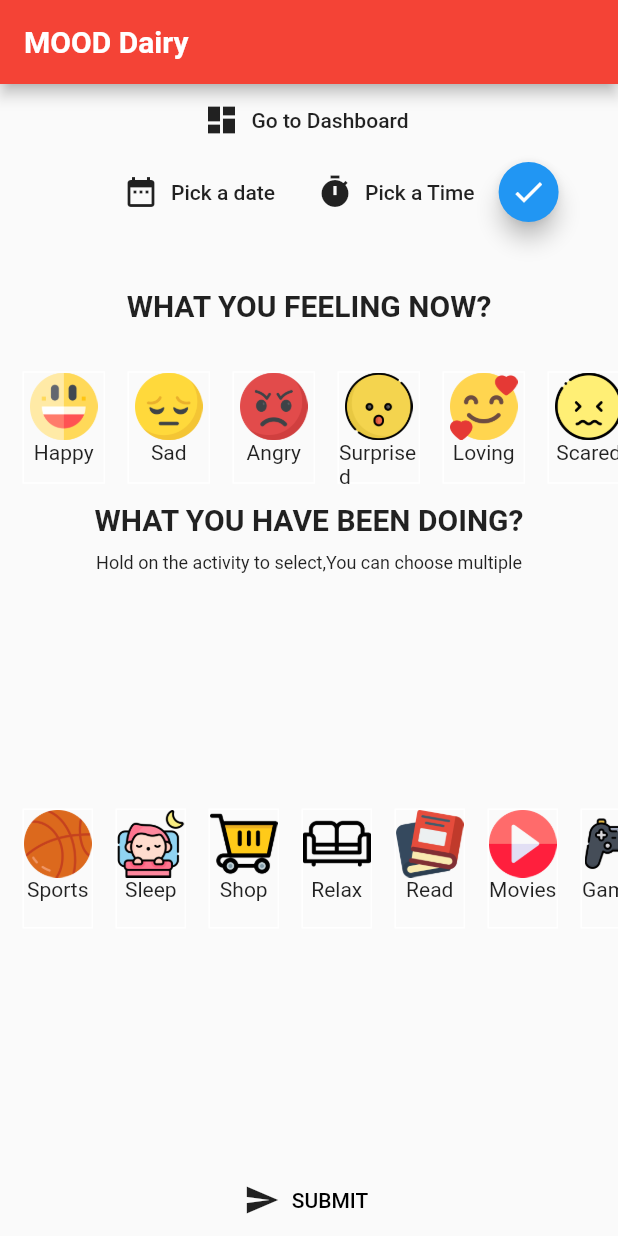
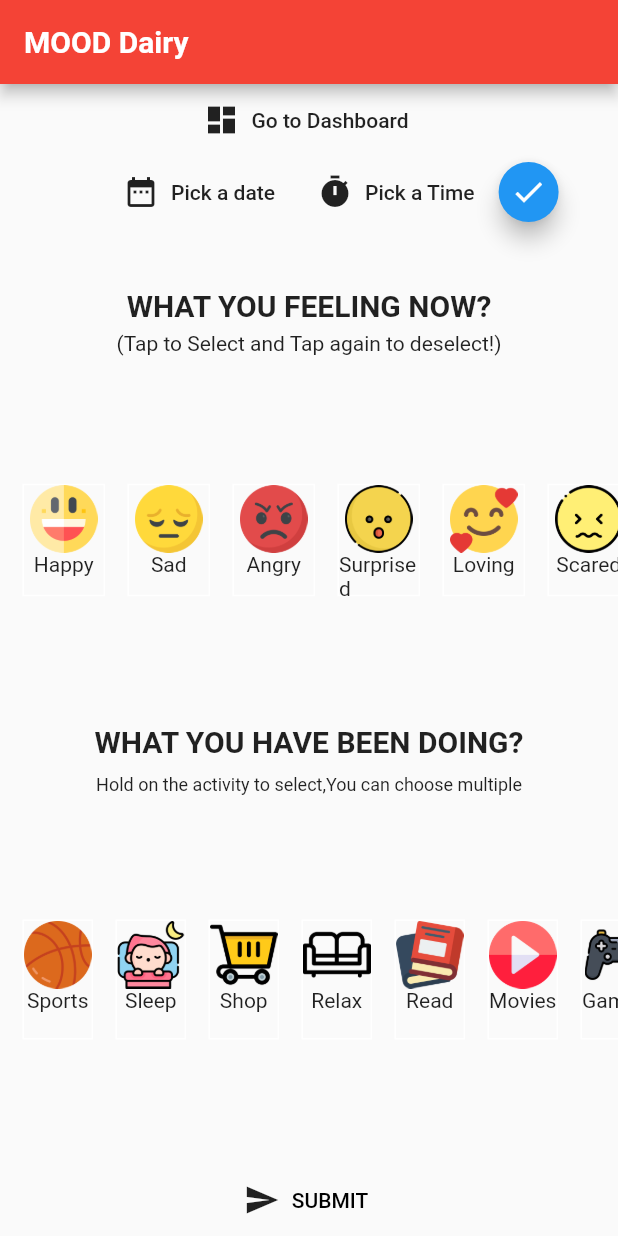
Before and after one commit to Himanshuranjan30/Mood-Diary-Flutter, a Flutter app: the screen it shows after launch, on a phone screen of 412 x 824 dp. Run offline on Flutter 3.47's test engine with Material 2 defaults, Android fonts, the phone set to English and light mode, and no system bars; our stand-ins replace charts_flutter, pie_chart, sqflite; accounts and stored records are empty.

Commit message:
final changes done

```diff
--- a/lib/screens/start.dart
+++ b/lib/screens/start.dart
@@ -29,6 +29,7 @@ class _StartPageState extends State<StartPage> {
     Mood('assets/loving.png', 'Loving', false),
     Mood('assets/scared.png', 'Scared', false)
   ];
+
   List<Activity> act = [
     Activity('assets/sports.png', 'Sports', false),
     Activity('assets/sleeping.png', 'Sleep', false),
@@ -48,17 +49,24 @@ class _StartPageState extends State<StartPage> {
   void initState() {
     super.initState();
   }
+
   String dateonly;
   @override
   Widget build(BuildContext context) {
     return Scaffold(
-       appBar: AppBar(title:Text('MOOD Dairy',style:TextStyle(fontStyle: FontStyle.normal,fontWeight:FontWeight.bold)),backgroundColor: Colors.red),
+        appBar: AppBar(
+            title: Text('MOOD Dairy',
+                style: TextStyle(
+                    fontStyle: FontStyle.normal, fontWeight: FontWeight.bold)),
+            backgroundColor: Colors.red),
         body: Container(
           child: Column(children: <Widget>[
-         FlatButton.icon(onPressed:()=> Navigator.of(context).pushNamed('/home_screen'), icon: Icon(Icons.dashboard), label: Text('Go to Dashboard')),
+            FlatButton.icon(
+                onPressed: () =>
+                    Navigator.of(context).pushNamed('/home_screen'),
+                icon: Icon(Icons.dashboard),
+                label: Text('Go to Dashboard')),
             Row(children: <Widget>[
-
-
               SizedBox(width: 70),
               FlatButton.icon(
                   icon: Icon(Icons.date_range),
@@ -70,16 +78,21 @@ class _StartPageState extends State<StartPage> {
                           lastDate: DateTime(2022))
                       .then((date) => {
                             setState(() {
-                          datepicked = date.day.toString()+'-'+date.month.toString()+'-'+date.year.toString();
-                          dateonly= date.day.toString()+'/'+date.month.toString();
+                              datepicked = date.day.toString() +
+                                  '-' +
+                                  date.month.toString() +
+                                  '-' +
+                                  date.year.toString();
+                              dateonly = date.day.toString() +
+                                  '/' +
+                                  date.month.toString();
                             }),
-
                           })),
               FlatButton.icon(
                   icon: Icon(Icons.timer),
                   label: Text('Pick a Time'),
-              onPressed: () =>
-                  showTimePicker(context: context, initialTime: TimeOfDay.now())
+                  onPressed: () => showTimePicker(
+                          context: context, initialTime: TimeOfDay.now())
                       .then((time) => {
                             setState(() {
                               timepicked = time.format(context).toString();
@@ -91,7 +104,7 @@ class _StartPageState extends State<StartPage> {
                 child: FloatingActionButton(
                   child: Icon(Icons.done),
                   onPressed: () => setState(() {
-                datetime = datepicked+'   '+ timepicked;
+                    datetime = datepicked + '   ' + timepicked;
                   }),
                 ),
               )
@@ -99,10 +112,11 @@ class _StartPageState extends State<StartPage> {
             SizedBox(height: 40),
             Text('WHAT YOU FEELING NOW?',
                 style: TextStyle(fontSize: 20, fontWeight: FontWeight.bold)),
-        SizedBox(height: 20),
-        Container(
-          height: 100,
-          child: Expanded(
+                SizedBox(height:6),
+              Text('(Tap to Select and Tap again to deselect!)'),
+
+            Expanded(
+
                             child: ListView.builder(
                   scrollDirection: Axis.horizontal,
                   itemCount: moods.length,
@@ -140,7 +154,6 @@ class _StartPageState extends State<StartPage> {
                     );
                   }),
             ),
-        ),
             Text('WHAT YOU HAVE BEEN DOING?',
                 style: TextStyle(fontSize: 20, fontWeight: FontWeight.bold)),
             SizedBox(height: 10),
@@ -156,8 +169,12 @@ class _StartPageState extends State<StartPage> {
                         width: 15,
                       ),
                       GestureDetector(
-                      child: ActivityIcon(act[index].image, act[index].name,
-                          act[index].selected ? Colors.black : Colors.white),
+                          child: ActivityIcon(
+                              act[index].image,
+                              act[index].name,
+                              act[index].selected
+                                  ? Colors.black
+                                  : Colors.white),
                           onLongPress: () => {
                                 if (act[index].selected)
                                   {
@@ -168,7 +185,8 @@ class _StartPageState extends State<StartPage> {
                                 else
                                   setState(() {
                                     act[index].selected = true;
-                                Provider.of<MoodCard>(context, listen: false)
+                                    Provider.of<MoodCard>(context,
+                                            listen: false)
                                         .add(act[index]);
                                   }),
                               }),
@@ -187,7 +205,8 @@ class _StartPageState extends State<StartPage> {
                                 .join('_'),
                             Provider.of<MoodCard>(context, listen: false)
                                 .activityname
-                            .join('_'),dateonly);
+                                .join('_'),
+                            dateonly);
                       }),
                       Navigator.of(context).pushNamed('/home_screen'),
                     },
--- a/pubspec.yaml
+++ b/pubspec.yaml
@@ -28,6 +28,8 @@ dependencies:
   sqflite: ^1.3.1
   charts_flutter: ^0.9.0
   pie_chart: ^3.1.1
+  path: ^1.6.2
+  path_provider: ^1.6.11
 
   # The following adds the Cupertino Icons font to your application.
   # Use with the CupertinoIcons class for iOS style icons.
```
Also changed, not shown: lib/screens/homepage.dart (+6 -8 lines), lib/widgets/mooddaycard.dart (+10 -2 lines), pubspec.lock. Lines whose indentation alone changed are shown as unchanged.
